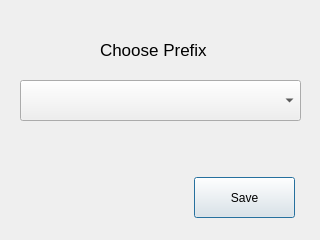
First picture: the form in designer/prefix_chooser.ui, repository NinjaComics/pybombs-qtgui, before the edit.
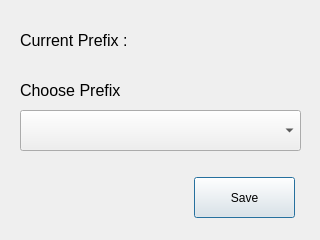
Second picture: the form after the edit.

The edit to the form file:
```diff
--- a/designer/prefix_chooser.ui
+++ b/designer/prefix_chooser.ui
@@ -16,15 +16,15 @@
   <widget class="QLabel" name="label_2">
    <property name="geometry">
     <rect>
-     <x>100</x>
-     <y>40</y>
+     <x>20</x>
+     <y>80</y>
      <width>121</width>
      <height>20</height>
     </rect>
    </property>
    <property name="font">
     <font>
-     <pointsize>13</pointsize>
+     <pointsize>12</pointsize>
     </font>
    </property>
    <property name="text">
@@ -35,7 +35,7 @@
    <property name="geometry">
     <rect>
      <x>20</x>
-     <y>80</y>
+     <y>110</y>
      <width>281</width>
      <height>41</height>
     </rect>
@@ -57,6 +57,42 @@
     <bool>true</bool>
    </property>
   </widget>
+  <widget class="QLabel" name="label">
+   <property name="geometry">
+    <rect>
+     <x>20</x>
+     <y>30</y>
+     <width>111</width>
+     <height>20</height>
+    </rect>
+   </property>
+   <property name="font">
+    <font>
+     <pointsize>12</pointsize>
+    </font>
+   </property>
+   <property name="text">
+    <string>Current Prefix :</string>
+   </property>
+  </widget>
+  <widget class="QLabel" name="label_3">
+   <property name="geometry">
+    <rect>
+     <x>150</x>
+     <y>30</y>
+     <width>151</width>
+     <height>20</height>
+    </rect>
+   </property>
+   <property name="font">
+    <font>
+     <pointsize>12</pointsize>
+    </font>
+   </property>
+   <property name="text">
+    <string/>
+   </property>
+  </widget>
  </widget>
  <resources/>
  <connections/>
```
